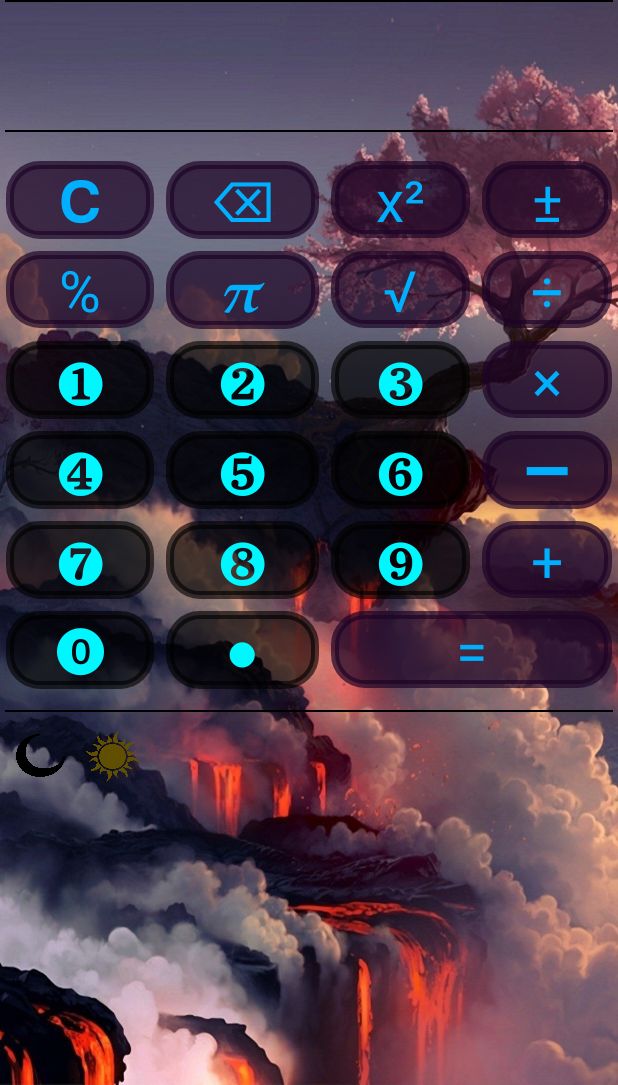
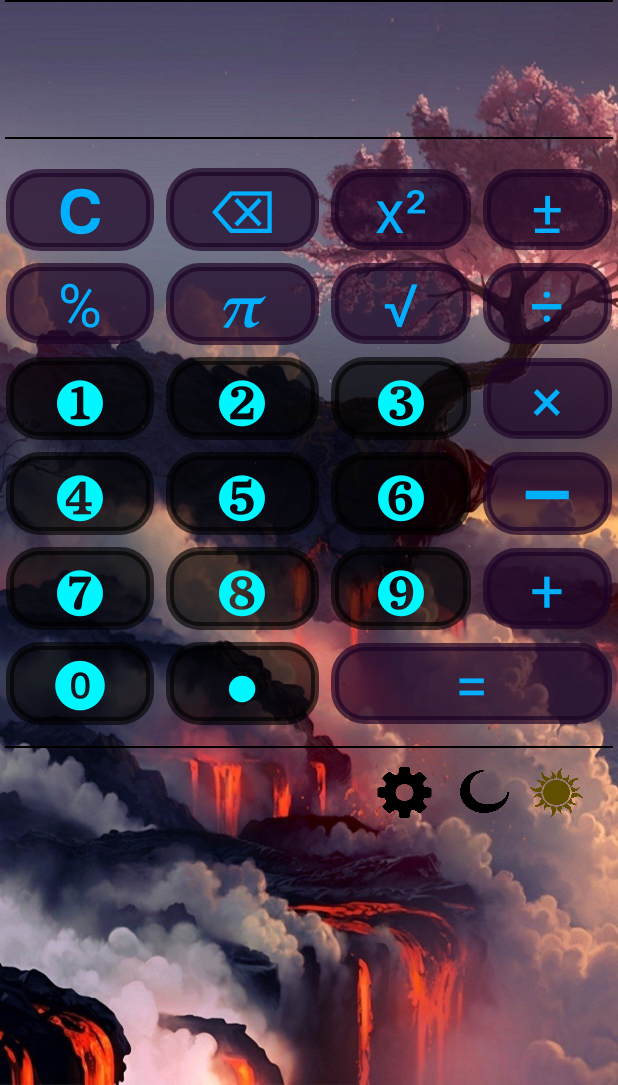
Before and after one commit to Viktor-Ruff/Java-for-Android-2, an Android app: the screen it shows after launch (CalculatorActivity), on a phone screen of 412 x 824 dp, the part 151-1236 px from its top. Run offline under Robolectric (Android 15) with nearby library versions, the phone set to English and light mode, and no system bars.

Commit message:
comlite calculator

```diff
--- /dev/null
+++ b/app/src/main/java/com/example/javaforandroid2/model/Theme.java
@@ -0,0 +1,42 @@
+package com.example.javaforandroid2.model;
+
+import androidx.annotation.StyleRes;
+
+import com.example.javaforandroid2.R;
+
+/**
+ * Created by Viktor-Ruff
+ * Date: 03.07.2022
+ * Time: 18:54
+ */
+
+public enum Theme {
+    WHITE(R.style.Theme_JavaForAndroid2, R.string.white_theme, "themeWhite"),
+    DARK(R.style.Theme_JavaForAndroid2_Dark, R.string.dark_theme, "themeDark");
+
+
+    @StyleRes
+    private int themeRes;
+    @StyleRes
+    private int title;
+
+    private String key;
+
+    Theme(int themeRes, int title, String key) {
+        this.themeRes = themeRes;
+        this.title = title;
+        this.key = key;
+    }
+
+    public int getThemeRes() {
+        return themeRes;
+    }
+
+    public int getTitle() {
+        return title;
+    }
+
+    public String getKey() {
+        return key;
+    }
+}
--- /dev/null
+++ b/app/src/main/java/com/example/javaforandroid2/model/ThemeRepository.java
@@ -0,0 +1,17 @@
+package com.example.javaforandroid2.model;
+
+import java.util.List;
+
+/**
+ * Created by Viktor-Ruff
+ * Date: 03.07.2022
+ * Time: 19:07
+ */
+public interface ThemeRepository {
+
+    Theme getSavedTheme();
+
+    void saveTheme(Theme theme);
+
+    List<Theme> getAll();
+}
--- /dev/null
+++ b/app/src/main/java/com/example/javaforandroid2/model/ThemeRepositoryImpl.java
@@ -0,0 +1,68 @@
+package com.example.javaforandroid2.model;
+
+import android.content.Context;
+import android.content.SharedPreferences;
+
+import java.util.Arrays;
+import java.util.List;
+
+/**
+ * Created by Viktor-Ruff
+ * Date: 03.07.2022
+ * Time: 19:11
+ */
+public class ThemeRepositoryImpl implements ThemeRepository {
+
+    private static ThemeRepository INSTANCE;
+
+    private SharedPreferences preferences;
+    private static final String KEY_THEME = "KEY_THEME";
+
+    public ThemeRepositoryImpl(Context context) {
+        preferences = context.getSharedPreferences("themes.xml", Context.MODE_PRIVATE);
+
+    }
+
+    public static ThemeRepository getINSTANCE(Context context) {
+        if (INSTANCE == null) {
+            INSTANCE = new ThemeRepositoryImpl(context);
+        }
+        return INSTANCE;
+    }
+
+    @Override
+    public Theme getSavedTheme() {
+
+        String savedKey = preferences.getString(KEY_THEME, Theme.WHITE.getKey());
+
+        for (Theme them : Theme.values()) {
+            if (them.getKey().equals(savedKey)) {
+                return them;
+            }
+        }
+
+        return Theme.WHITE;
+    }
+
+    @Override
+    public void saveTheme(Theme theme) {
+
+        preferences.edit()
+                .putString(KEY_THEME, theme.getKey())
+                .apply();
+
+    }
+
+    @Override
+    public List<Theme> getAll() {
+        return Arrays.asList(Theme.values());
+    }
+
+    public static ThemeRepository getInstance(Context context) {
+        if (INSTANCE == null) {
+            INSTANCE = new ThemeRepositoryImpl(context);
+        }
+        return INSTANCE;
+    }
+
+}
--- a/app/src/main/java/com/example/javaforandroid2/ui/CalculatorActivity.java
+++ b/app/src/main/java/com/example/javaforandroid2/ui/CalculatorActivity.java
@@ -1,46 +1,68 @@
 package com.example.javaforandroid2.ui;
 
-import androidx.annotation.RequiresApi;
-import androidx.appcompat.app.AppCompatActivity;
-
-import android.content.Context;
-import android.content.SharedPreferences;
+import android.app.Activity;
+import android.content.Intent;
+import android.content.res.Configuration;
+import android.graphics.drawable.Drawable;
 import android.os.Build;
 import android.os.Bundle;
 import android.view.View;
 import android.widget.Button;
 import android.widget.TextView;
 
+import androidx.activity.result.ActivityResultLauncher;
+import androidx.activity.result.contract.ActivityResultContracts;
+import androidx.annotation.NonNull;
+import androidx.annotation.RequiresApi;
+import androidx.appcompat.app.AppCompatActivity;
+import androidx.core.content.ContextCompat;
+
 import com.example.javaforandroid2.R;
-import com.example.javaforandroid2.model.Action;
-import com.example.javaforandroid2.model.Calculator;
 import com.example.javaforandroid2.model.CalculatorImpl;
 import com.example.javaforandroid2.model.Operator;
+import com.example.javaforandroid2.model.Theme;
+import com.example.javaforandroid2.model.ThemeRepository;
+import com.example.javaforandroid2.model.ThemeRepositoryImpl;
 
 import java.util.HashMap;
 import java.util.Map;
 
 public class CalculatorActivity extends AppCompatActivity implements CalculatorView {
 
+    private static final String KEY_ARG1 = "keyARG1";
     private TextView tvResult;
     private CalculatorPresenter presenter;
+    private ThemeRepository themeRepository;
+
 
     @RequiresApi(api = Build.VERSION_CODES.N)
     @Override
     protected void onCreate(Bundle savedInstanceState) {
         super.onCreate(savedInstanceState);
 
-        SharedPreferences preferences = getSharedPreferences("themes.xml", Context.MODE_PRIVATE);
+        /*if (savedInstanceState != null) {
+            presenter.setArgOne(savedInstanceState.getDouble(KEY_ARG1));
+        }*/
 
-        int theme = preferences.getInt("theme", R.style.Theme_JavaForAndroid2);
+        themeRepository = ThemeRepositoryImpl.getInstance(this);
 
-        setTheme(theme);
+        setTheme(themeRepository.getSavedTheme().getThemeRes());
 
         setContentView(R.layout.activity_main);
 
         tvResult = findViewById(R.id.tvResult);
 
+        if (getIntent().hasExtra("message")) {
+            tvResult.setText(getIntent().getStringExtra("message"));
+        }
+
         presenter = new CalculatorPresenter(this, new CalculatorImpl());
+
+
+        if (getResources().getConfiguration().orientation == Configuration.ORIENTATION_LANDSCAPE) {
+
+        }
+
 
         Map<Integer, Double> digits = new HashMap<>();
         digits.put(R.id.btKey1, 1.0);
@@ -128,39 +150,67 @@ public class CalculatorActivity extends AppCompatActivity implements CalculatorV
             }
         });
 
-        Button whiteTheme = findViewById(R.id.btWhiteTheme);
-        Button darkTheme = findViewById(R.id.btDarkTheme);
 
-        if (whiteTheme != null) {
-            whiteTheme.setOnClickListener(new View.OnClickListener() {
+        Button btWhiteTheme = findViewById(R.id.btWhiteTheme);
+        Button btDarkTheme = findViewById(R.id.btDarkTheme);
+
+
+        if (btWhiteTheme != null) {
+            btWhiteTheme.setOnClickListener(new View.OnClickListener() {
                 @Override
                 public void onClick(View v) {
 
-                    preferences.edit()
-                            .putInt("theme", R.style.Theme_JavaForAndroid2)
-                            .commit();
+                    themeRepository.saveTheme(Theme.WHITE);
 
                     recreate();
                 }
             });
         }
 
-        if (darkTheme != null) {
-            darkTheme.setOnClickListener(new View.OnClickListener() {
+        if (btDarkTheme != null) {
+            btDarkTheme.setOnClickListener(new View.OnClickListener() {
                 @Override
                 public void onClick(View v) {
 
-                    preferences.edit()
-                            .putInt("theme", R.style.Theme_JavaForAndroid2_Dark)
-                            .commit();
+                    themeRepository.saveTheme(Theme.DARK);
 
                     recreate();
                 }
             });
         }
 
+        ActivityResultLauncher<Intent> themeLauncher = registerForActivityResult(new ActivityResultContracts.StartActivityForResult(), result -> {
+            if (result.getResultCode() == Activity.RESULT_OK) {
+                Intent intent = result.getData();
+
+                Theme selectedTheme = (Theme) intent.getSerializableExtra(SettingsActivity.EXTRA_THEME);
+
+                themeRepository.saveTheme(selectedTheme);
+
+                recreate();
+            }
+
+        });
+
+        findViewById(R.id.btSettings).setOnClickListener(new View.OnClickListener() {
+            @Override
+            public void onClick(View view) {
+                Intent intent = new Intent(CalculatorActivity.this, SettingsActivity.class);
+                intent.putExtra(SettingsActivity.EXTRA_THEME, themeRepository.getSavedTheme());
+
+                themeLauncher.launch(intent);
+            }
+        });
+
     }
 
+    /*@RequiresApi(api = Build.VERSION_CODES.N)
+    @Override
+    protected void onSaveInstanceState(@NonNull Bundle outState) {
+
+        outState.putDouble(KEY_ARG1, presenter.getArgOne());
+        super.onSaveInstanceState(outState);
+    }*/
 
     @Override
     public void showResult(String result) {
--- a/app/src/main/res/layout-land/activity_main.xml
+++ b/app/src/main/res/layout-land/activity_main.xml
@@ -255,7 +255,20 @@
         android:layout_width="match_parent"
         android:layout_height="wrap_content"
         android:layout_marginTop="10dp"
+        android:layout_marginRight="5dp"
         android:gravity="right">
+
+        <Button
+            android:id="@+id/btSettings"
+            android:layout_width="42dp"
+            android:layout_height="39dp"
+            android:layout_marginLeft="5dp"
+            android:background="@drawable/icon_settings"
+            android:backgroundTintMode="src_atop"
+            android:minWidth="105dp"
+            android:padding="10dp"
+            android:textSize="20dp"
+            android:textStyle="bold" />
 
         <Button
             android:id="@+id/btDarkTheme"
--- a/app/src/main/res/layout/activity_main.xml
+++ b/app/src/main/res/layout/activity_main.xml
@@ -36,9 +36,9 @@
         android:layout_height="wrap_content"
         android:layout_marginBottom="20dp"
         android:gravity="end"
-        android:maxHeight="65dp"
+        android:maxHeight="70dp"
         android:paddingEnd="5dp"
-        android:textSize="50sp"
+        android:textSize="60sp"
         android:textStyle="bold" />
 
     <View
@@ -255,8 +255,22 @@
         android:layout_width="match_parent"
         android:layout_height="wrap_content"
         android:layout_marginTop="10dp"
+        android:layout_marginRight="20dp"
+        android:gravity="right"
         android:minHeight="60dp">
 
+        <Button
+            android:id="@+id/btSettings"
+            android:layout_width="42dp"
+            android:layout_height="39dp"
+            android:layout_marginLeft="5dp"
+            android:layout_marginRight="5dp"
+            android:background="@drawable/icon_settings"
+            android:backgroundTintMode="src_atop"
+            android:minWidth="105dp"
+            android:padding="10dp"
+            android:textSize="20dp"
+            android:textStyle="bold" />
 
         <Button
             android:id="@+id/btDarkTheme"
@@ -280,6 +294,7 @@
             android:padding="10dp"
             android:textSize="20dp"
             android:textStyle="bold" />
+
     </LinearLayout>
 
 </LinearLayout>
--- a/app/src/main/res/values/strings.xml
+++ b/app/src/main/res/values/strings.xml
@@ -24,6 +24,8 @@
     <string name="keyC">𝗖</string>
     <string name="keyEquals">=</string>
     <string name="zero">0</string>
-    <string name="dark_theme">dark</string>
-    <string name="white_theme">white</string>
+    <string name="dark_theme">Dark theme</string>
+    <string name="white_theme">White theme</string>
+    <string name="settings">Settings</string>
+    <string name="how_to">How To</string>
 </resources>
--- a/app/src/main/res/values/styles.xml
+++ b/app/src/main/res/values/styles.xml
@@ -7,10 +7,11 @@
         <!--<item name="fontFamily">@font/cartoon_blocks</item>-->
         <item name="android:backgroundTint">#9E000000</item>
         <item name="android:textColor">#01F7FF</item>
-        <item name="android:textSize">38sp</item>
+        <item name="android:textSize">40sp</item>
         <item name="cornerRadius">100dp</item>
         <item name="android:gravity">center</item>
         <item name="android:background">@drawable/rectangle</item>
+        <item name="rippleColor">@color/purple_200</item>
 
     </style>
 
```
Also changed, not shown: app/src/main/AndroidManifest.xml (+20 -0 lines), app/src/main/java/com/example/javaforandroid2/ui/CalculatorPresenter.java (+12 -4 lines), app/src/main/java/com/example/javaforandroid2/ui/SettingsActivity.java (added, +79 -0 lines), app/src/main/res/drawable/rectangle2.xml (added, +10 -0 lines), app/src/main/res/layout-land/item_theme.xml (added, +42 -0 lines), app/src/main/res/layout/activity_settings.xml (added, +44 -0 lines), app/src/main/res/layout/item_theme.xml (added, +40 -0 lines), app/src/main/res/drawable/gear.png (added), app/src/main/res/drawable/icon_settings.png (added), 3 other files.
